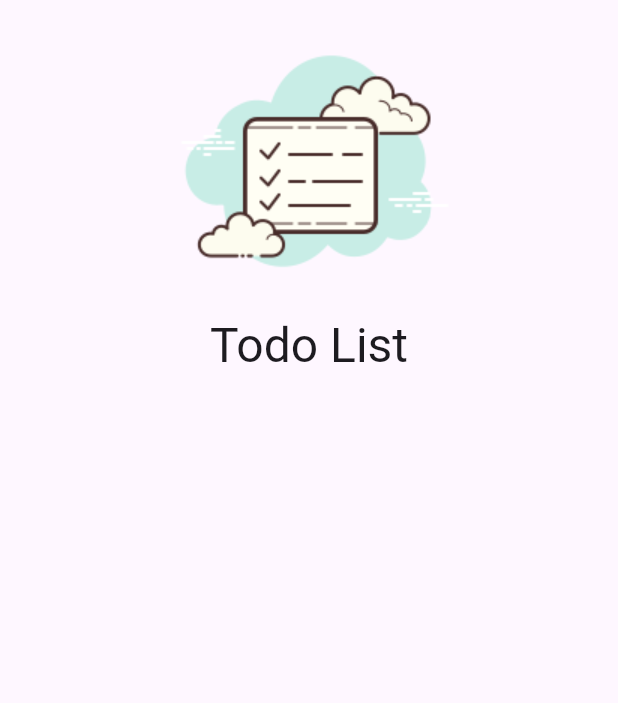
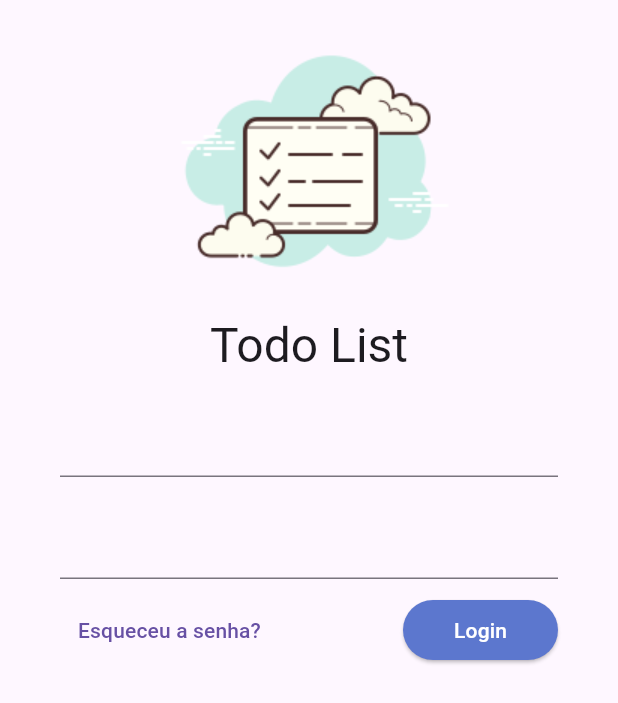
Before and after one commit to CristianoStroher/todo_list_provider, a Flutter app: the screen it shows after launch, on a phone screen of 412 x 824 dp. Shown: the top 703 px of the screen. Run offline on Flutter 3.47's test engine with Material 3 defaults, Android fonts, the phone set to English and light mode, and no system bars; our stand-ins replace google_fonts, sqflite, sqflite_common, synchronized; accounts and stored records are empty; Roboto replaces fonts that are missing (Mandali).

Commit message:
textformfield colocamos

```diff
--- /dev/null
+++ b/lib/app/core/ui/todo_list_ui_config.dart
@@ -0,0 +1,20 @@
+//essa classe é de configuração de tema, onde eu posso pegar as cores do tema atual
+
+import 'package:flutter/material.dart';
+import 'package:google_fonts/google_fonts.dart';
+
+class TodoListUiConfig {
+  //!construtor privado
+  TodoListUiConfig._();
+
+  static ThemeData get theme => ThemeData(
+        textTheme: GoogleFonts.mandaliTextTheme(), //fonte
+        primaryColor: const Color(0xff5C77CE),
+        primaryColorLight: const Color(0xffABC8F7),
+        elevatedButtonTheme: ElevatedButtonThemeData(
+          style: ElevatedButton.styleFrom(
+            backgroundColor: const Color(0xff5C77CE),
+          ),
+        ),
+      );
+}
--- a/lib/app/core/widget/todo_list_logo.dart
+++ b/lib/app/core/widget/todo_list_logo.dart
@@ -1,5 +1,5 @@
 import 'package:flutter/material.dart';
-import 'package:todo_list_provider/app/core/ui/theme_extensions.dart';
+// import 'package:todo_list_provider/app/core/ui/theme_extensions.dart';
 
 class TodoListLogo extends StatelessWidget {
 
--- a/lib/app/modules/auth/Login/login_page.dart
+++ b/lib/app/modules/auth/Login/login_page.dart
@@ -1,4 +1,5 @@
 import 'package:flutter/material.dart';
+import 'package:flutter/widgets.dart';
 import 'package:todo_list_provider/app/core/widget/todo_list_logo.dart';
 
 class LoginPage extends StatelessWidget {
@@ -16,12 +17,46 @@ class LoginPage extends StatelessWidget {
                     minHeight: constraints.maxHeight,
                     minWidth: constraints.maxWidth,
                   ),
-                  child: const IntrinsicHeight(//! ele pega o tamanho máximo do pai e passa para o filho
+                  child: IntrinsicHeight(//! ele pega o tamanho máximo do pai e passa para o filho
                     child: Column(
                       mainAxisSize: MainAxisSize.min,//!minimo de tamanho que ele pode ter
                       children:[
-                        SizedBox (height: 10,),//!dar espaço
-                        TodoListLogo(),
+                        const SizedBox (height: 10,),//!dar espaço
+                        const TodoListLogo(),
+                        Padding(
+                          padding: const EdgeInsets.symmetric(horizontal: 40, vertical: 20,), //!symetric para dar espaçamento horizontal e vertical
+                          child: Form(child: Column(
+                            children: [
+                              TextFormField(),
+                              const SizedBox(height: 20,),
+                              TextFormField(),
+                              const SizedBox(height: 10,),
+                              Row(
+                                mainAxisAlignment: MainAxisAlignment.spaceBetween,
+                                children: [
+                                  TextButton(
+                                    onPressed: (){},
+                                    child: const Text('Esqueceu a senha?'),
+                                  ),
+                                  ElevatedButton(
+                                      onPressed: (){},
+                                      child: Padding(
+                                        padding: const EdgeInsets.all(10.0),
+                                        child: const Text(
+                                          'Login',
+                                          style: TextStyle(color: Colors.white),),
+                                      ),
+                                      style: ElevatedButton.styleFrom(
+                                        shape: RoundedRectangleBorder(
+                                          borderRadius: BorderRadius.circular(20),
+                                        ),
+                                    ),
+                                  ),                                                                 ],
+                              )
+                            ],
+                          ),
+                          ),
+                        ),
                       ],
 
                     ),
--- a/lib/app/services/app_widget.dart
+++ b/lib/app/services/app_widget.dart
@@ -1,5 +1,6 @@
 import 'package:flutter/material.dart';
 import 'package:todo_list_provider/app/core/database/sqlite_adm_connection.dart';
+import 'package:todo_list_provider/app/core/ui/todo_list_ui_config.dart';
 import 'package:todo_list_provider/app/modules/auth/auth_module.dart';
 import 'package:todo_list_provider/app/modules/splash/splash_page.dart';
 
@@ -39,6 +40,7 @@ final sqliteAdmConnection = SqliteAdmConnection();
        return MaterialApp(
         title: 'Todo List Provider',
         initialRoute: '/login',
+        theme: TodoListUiConfig.theme,//!vinculei o tema ao app personalizado
         routes: {
           ...AuthModule().routers
         },
--- a/pubspec.yaml
+++ b/pubspec.yaml
@@ -34,6 +34,7 @@ dependencies:
   sqflite: ^2.3.2
   path: ^1.9.0
   sign_in_button: ^3.0.0
+  google_fonts: ^6.2.1
 
   # The following adds the Cupertino Icons font to your application.
   # Use with the CupertinoIcons class for iOS style icons.
```
Also changed, not shown: pubspec.lock.
